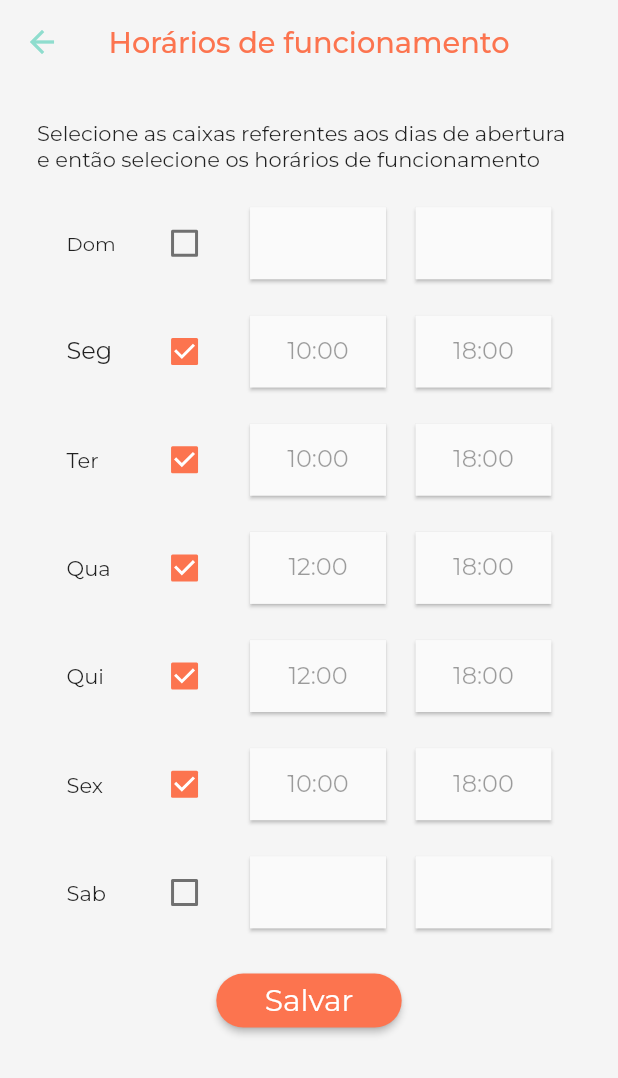
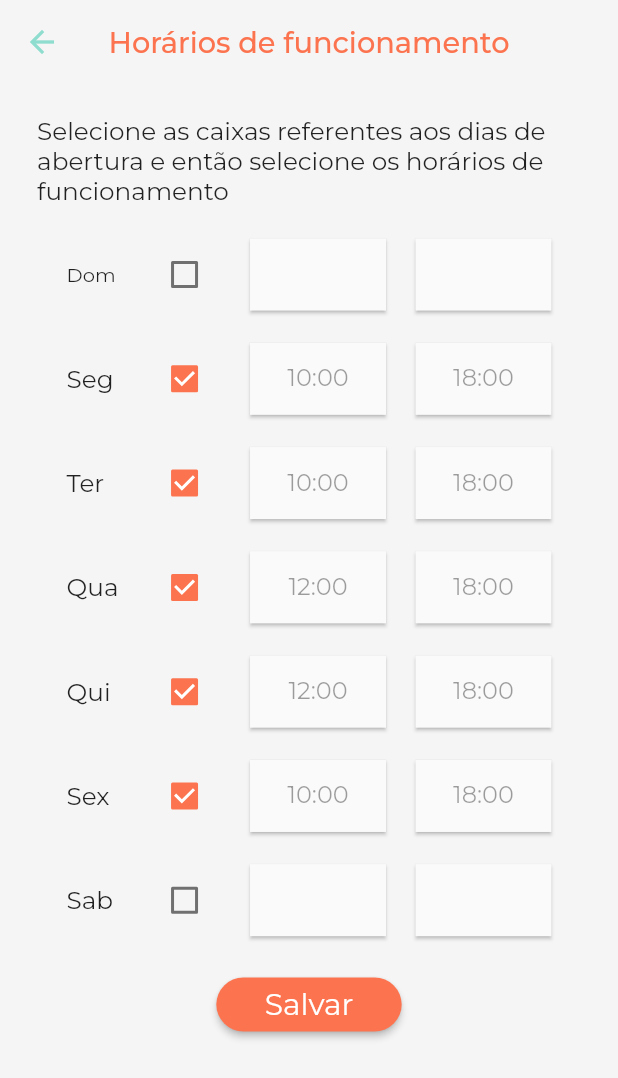
Before and after one commit to DevMobUFRJ/rango, a Flutter app: the HorariosScreen screen opened directly, on a phone screen of 412 x 824 dp. Shown: the top 1078 px of the screen. Run offline on Flutter 3.47's test engine with Material 2 defaults, Android fonts, the phone set to English and light mode, and no system bars; drawn by our look-alikes of auto_size_text; our stand-ins replace cloud_firestore, firebase_auth, firebase_storage, flutter_screenutil, flutter_svg, google_fonts and 3 more; accounts and stored records are empty; statements that could not run were skipped; project files that could hold a hidden picture were left out.

Commit message:
Mais ajustes de design

```diff
--- a/lib/screens/main/profile/HorariosScreen.dart
+++ b/lib/screens/main/profile/HorariosScreen.dart
@@ -46,8 +46,10 @@ class _HorariosScreenState extends State<HorariosScreen> {
               children: [
                 Flexible(
                   flex: 1,
-                  child: Text(
-                      'Selecione as caixas referentes aos dias de abertura e então selecione os horários de funcionamento'),
+                  child: AutoSizeText(
+                    'Selecione as caixas referentes aos dias de abertura e então selecione os horários de funcionamento',
+                    style: GoogleFonts.montserrat(fontSize: 30.nsp),
+                  ),
                 ),
                 Flexible(
                   flex: 1,
@@ -61,7 +63,7 @@ class _HorariosScreenState extends State<HorariosScreen> {
                               minWidth: 35, maxWidth: 35, maxHeight: 20),
                           child: AutoSizeText(
                             'Dom',
-                            style: GoogleFonts.montserrat(),
+                            style: GoogleFonts.montserrat(fontSize: 30.nsp),
                           ),
                         ),
                       ),
@@ -169,7 +171,7 @@ class _HorariosScreenState extends State<HorariosScreen> {
                           child: AutoSizeText(
                             'Seg',
                             style: GoogleFonts.montserrat(
-                              fontSize: 50.nsp,
+                              fontSize: 30.nsp,
                             ),
                           ),
                         ),
@@ -275,7 +277,8 @@ class _HorariosScreenState extends State<HorariosScreen> {
                         child: Container(
                           constraints: BoxConstraints(
                               minWidth: 35, maxWidth: 35, maxHeight: 20),
-                          child: AutoSizeText('Ter'),
+                          child: AutoSizeText('Ter',
+                              style: GoogleFonts.montserrat(fontSize: 30.nsp)),
                         ),
                       ),
                       Flexible(
@@ -377,7 +380,10 @@ class _HorariosScreenState extends State<HorariosScreen> {
                         child: Container(
                           constraints: BoxConstraints(
                               minWidth: 35, maxWidth: 35, maxHeight: 20),
-                          child: AutoSizeText('Qua'),
+                          child: AutoSizeText(
+                            'Qua',
+                            style: GoogleFonts.montserrat(fontSize: 30.nsp),
+                          ),
                         ),
                       ),
                       Flexible(
@@ -481,7 +487,10 @@ class _HorariosScreenState extends State<HorariosScreen> {
                         child: Container(
                           constraints: BoxConstraints(
                               minWidth: 35, maxWidth: 35, maxHeight: 20),
-                          child: AutoSizeText('Qui'),
+                          child: AutoSizeText(
+                            'Qui',
+                            style: GoogleFonts.montserrat(fontSize: 30.nsp),
+                          ),
                         ),
                       ),
                       Flexible(
@@ -585,7 +594,10 @@ class _HorariosScreenState extends State<HorariosScreen> {
                         child: Container(
                           constraints: BoxConstraints(
                               minWidth: 35, maxWidth: 35, maxHeight: 20),
-                          child: AutoSizeText('Sex'),
+                          child: AutoSizeText(
+                            'Sex',
+                            style: GoogleFonts.montserrat(fontSize: 30.nsp),
+                          ),
                         ),
                       ),
                       Flexible(
@@ -687,7 +699,10 @@ class _HorariosScreenState extends State<HorariosScreen> {
                         child: Container(
                           constraints: BoxConstraints(
                               minWidth: 35, maxWidth: 35, maxHeight: 20),
-                          child: AutoSizeText('Sab'),
+                          child: AutoSizeText(
+                            'Sab',
+                            style: GoogleFonts.montserrat(fontSize: 30.nsp),
+                          ),
                         ),
                       ),
                       Flexible(
--- a/lib/screens/main/tabs/AddMealScreen.dart
+++ b/lib/screens/main/tabs/AddMealScreen.dart
@@ -223,7 +223,7 @@ class _AddMealScreenState extends State<AddMealScreen> {
                             ),
                           ),
                           Flexible(
-                            flex: 3,
+                            flex: 2,
                             child: Container(
                               child: GridHorizontal(
                                 orders: pedidos,
--- a/lib/widgets/home/GridHorizontal.dart
+++ b/lib/widgets/home/GridHorizontal.dart
@@ -57,13 +57,13 @@ class GridHorizontal extends StatelessWidget {
                           children: <Widget>[
                             Flexible(
                               flex: 1,
-                              child: Text(
+                              child: AutoSizeText(
                                 orders[index].quentinhas[0].quentinha.name,
                                 textAlign: TextAlign.center,
                                 maxLines: 1,
                                 overflow: TextOverflow.ellipsis,
                                 style: GoogleFonts.montserrat(
-                                  fontSize: orders.length > 6 ? 22.nsp : 32.nsp,
+                                  fontSize: orders.length > 6 ? 22.nsp : 50.nsp,
                                 ),
                               ),
                             ),
@@ -72,7 +72,7 @@ class GridHorizontal extends StatelessWidget {
                               child: AutoSizeText(
                                 'R\$${orders[index].quentinhas[0].quentinha.price}',
                                 style: GoogleFonts.montserrat(
-                                  fontSize: orders.length > 6 ? 22.nsp : 32.nsp,
+                                  fontSize: orders.length > 6 ? 22.nsp : 40.nsp,
                                 ),
                               ),
                             ),
```
